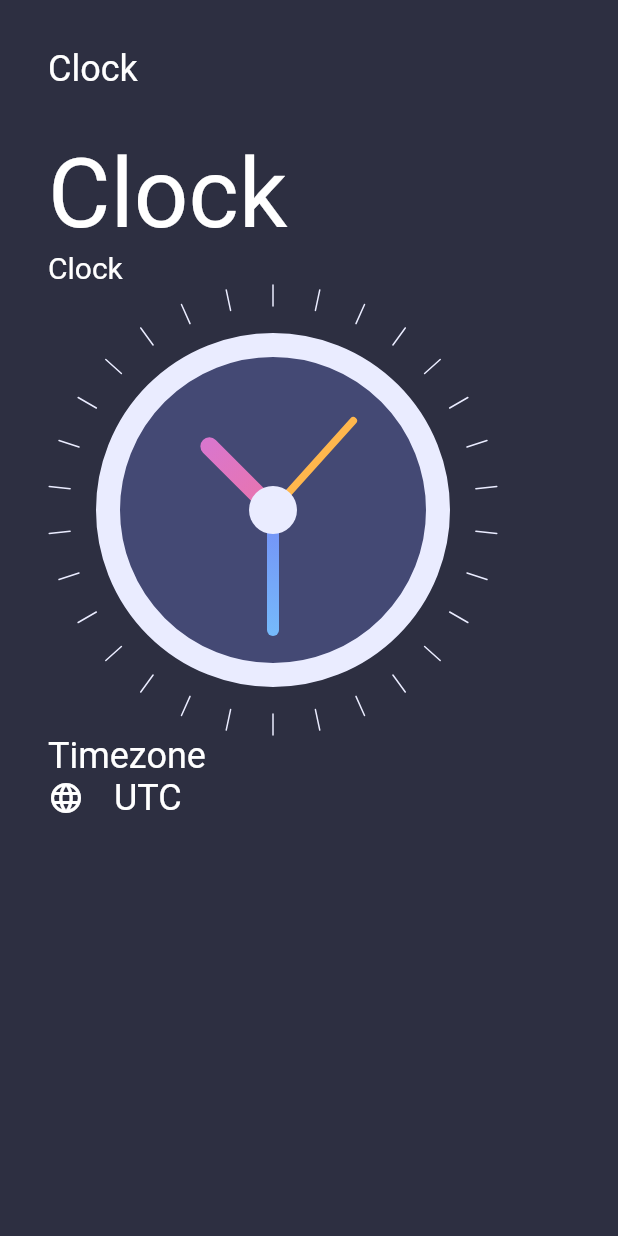
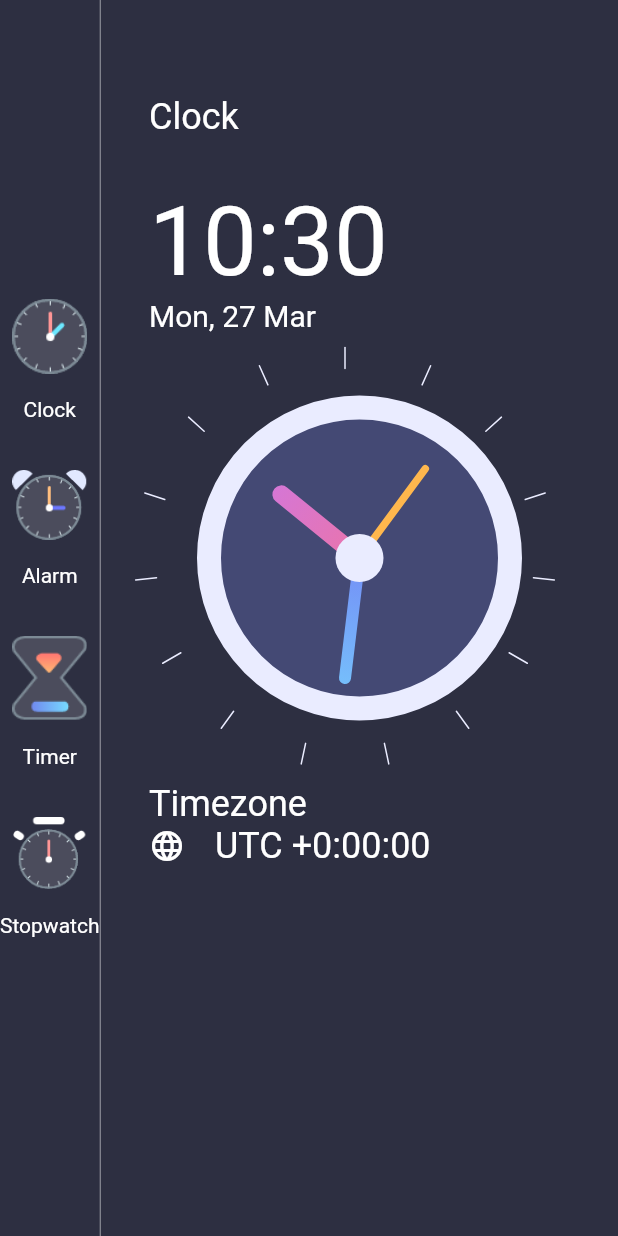
Before and after one commit to Mukhammadaliti/clock_app, a Flutter app: the screen it shows after launch, on a phone screen of 412 x 824 dp. Run offline on Flutter 3.47's test engine with Material 2 defaults, Android fonts, the phone set to English and light mode, and no system bars.

Commit message:
add more in clock

```diff
--- a/lib/clock_view.dart
+++ b/lib/clock_view.dart
@@ -187,8 +187,12 @@ class ClockPainter extends CustomPainter {
       ..strokeWidth = 8;
 
     var hourHandBrush = Paint()
-      ..shader = RadialGradient(colors: [Color(0xFFEA74AB), Color(0xFFC279FB)])
-          .createShader(Rect.fromCircle(center: center, radius: radius))
+      ..shader = RadialGradient(
+        colors: [
+          Color(0xFFEA74AB),
+          Color(0xFFC279FB),
+        ],
+      ).createShader(Rect.fromCircle(center: center, radius: radius))
       ..style = PaintingStyle.stroke
       ..strokeCap = StrokeCap.round
       ..strokeWidth = 12;
@@ -220,7 +224,7 @@ class ClockPainter extends CustomPainter {
 
     var outerCircleRadius = radius;
     var innerCircleRadius = radius - 14;
-    for (double i = 0; i < 360; i += 12) {
+    for (double i = 0; i < 360; i += 24) {
       var x1 = centerX + outerCircleRadius * cos(i * pi / 180);
       var y1 = centerX + outerCircleRadius * sin(i * pi / 180);
 
--- a/lib/home_page.dart
+++ b/lib/home_page.dart
@@ -10,14 +10,50 @@ class HomePage extends StatefulWidget {
 }
 
 class _HomePageState extends State<HomePage> {
-  var me = DateTime.now();
-  // var formattedTime = DateFormat('').format(me);
   @override
   Widget build(BuildContext context) {
+    var me = DateTime.now();
+    var formattedTime = DateFormat('HH:mm').format(me);
+    var formattedDate = DateFormat('EEE, d MMM').format(me);
+    var timezoneString = me.timeZoneOffset.toString().split(".").first;
+    var offsetSign = "";
+    if (!timezoneString.startsWith('-')) offsetSign = "+";
+    print(timezoneString);
     return Scaffold(
       backgroundColor: Color(0xff2d2f41),
-      body: Container(
-        padding: EdgeInsets.all(32),
+      body: Row(
+        children: <Widget>[
+          Column(
+            mainAxisAlignment: MainAxisAlignment.center,
+            children: <Widget>[
+              buildMenuButton(
+                "Clock",
+                "assets/images/clock_icon.png",
+              ),
+              buildMenuButton(
+                "Alarm",
+                "assets/images/alarm_icon.png",
+              ),
+              buildMenuButton(
+                "Timer",
+                "assets/images/timer_icon.png",
+              ),
+              buildMenuButton(
+                "Stopwatch",
+                "assets/images/stopwatch_icon.png",
+              ),
+            ],
+          ),
+          VerticalDivider(
+            color: Colors.white54,
+            width: 1,
+          ),
+          Expanded(
+            child: Container(
+              padding: EdgeInsets.symmetric(
+                horizontal: 32,
+                vertical: 64,
+              ),
               // alignment: Alignment.center,
               // color: Color(0xff2d2f41),
               child: Column(
@@ -34,14 +70,14 @@ class _HomePageState extends State<HomePage> {
                     height: 32,
                   ),
                   Text(
-              "Clock",
+                    formattedTime,
                     style: TextStyle(
                       color: Colors.white,
                       fontSize: 64,
                     ),
                   ),
                   Text(
-              "Clock",
+                    formattedDate,
                     style: TextStyle(
                       color: Colors.white,
                       fontSize: 20,
@@ -65,7 +101,7 @@ class _HomePageState extends State<HomePage> {
                         width: 20,
                       ),
                       Text(
-                  "UTC",
+                        "UTC " + offsetSign + timezoneString,
                         style: TextStyle(
                           color: Colors.white,
                           fontSize: 24,
@@ -76,6 +112,36 @@ class _HomePageState extends State<HomePage> {
                 ],
               ),
             ),
+          ),
+        ],
+      ),
+    );
+  }
+
+  Padding buildMenuButton(String title, String image) {
+    return Padding(
+      padding: EdgeInsets.symmetric(vertical: 16.0),
+      child: InkWell(
+        onTap: () {},
+        child: Column(
+          children: [
+            Image.asset(
+              image,
+              width: 50,
+            ),
+            SizedBox(
+              height: 16,
+            ),
+            Text(
+              title,
+              style: TextStyle(
+                color: Colors.white,
+                fontSize: 14,
+              ),
+            )
+          ],
+        ),
+      ),
     );
   }
 }
```
Also changed, not shown: pubspec.yaml (+14 -10 lines), assets/fonts/Avenir-Book.ttf (added), assets/fonts/Avenir-Heavy.ttf (added), assets/fonts/Avenir-Light.ttf (added), assets/fonts/Avenir-Medium.ttf (added), assets/images/add_alarm.png (added), assets/images/alarm_icon.png (added), assets/images/clock_icon.png (added), assets/images/stopwatch_icon.png (added), assets/images/timer_icon.png (added). Lines whose indentation alone changed are shown as unchanged.
